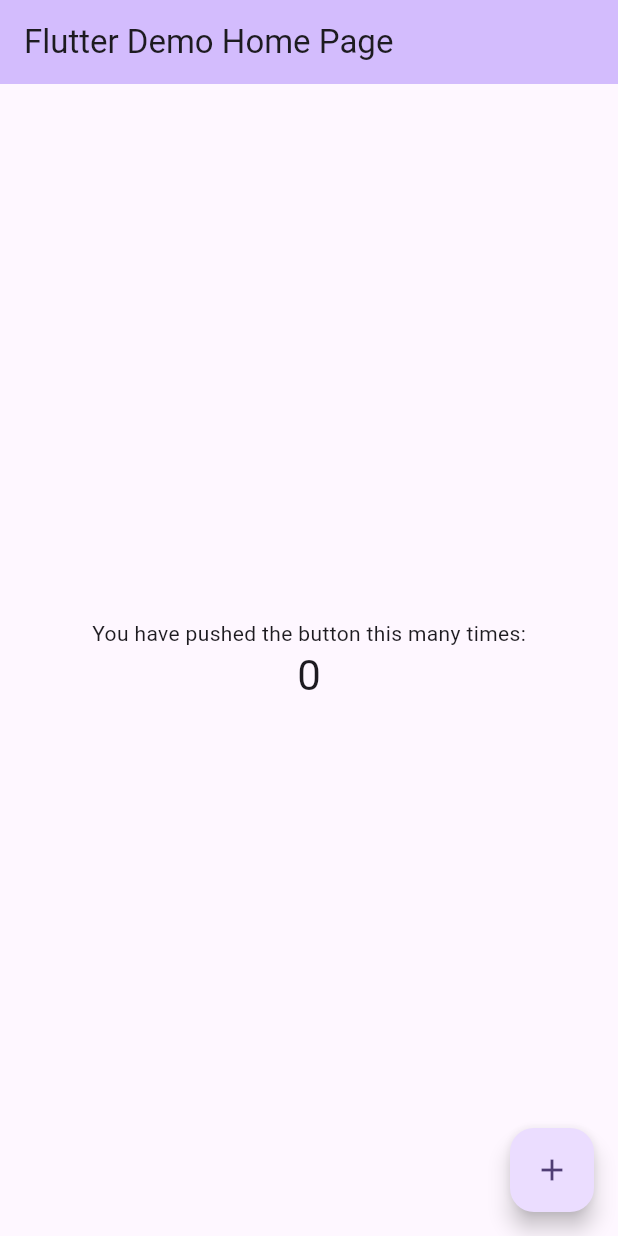
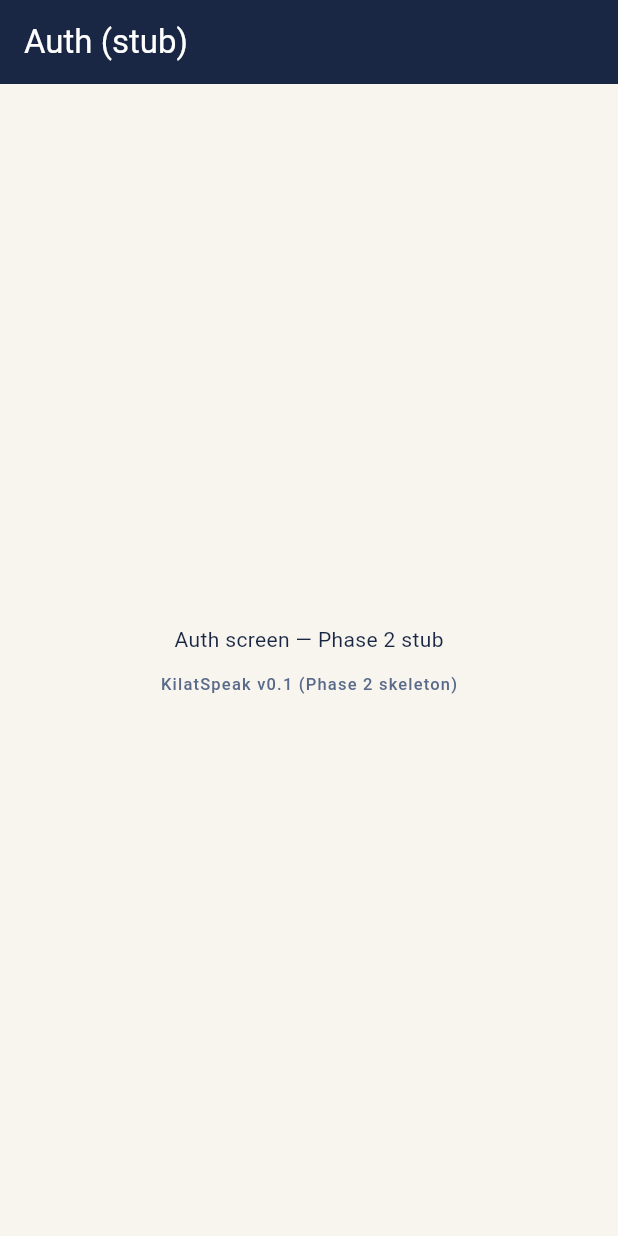
Before and after one commit to 9to5rayner/kilatspeak, a Flutter app: the screen it shows after launch, on a phone screen of 412 x 824 dp. Run offline on Flutter 3.47's test engine with Material 3 defaults, Android fonts, the phone set to English and light mode, and no system bars; our stand-ins replace flutter_riverpod, go_router.

Commit message:
Phase 2: theme, go_router skeleton, Riverpod smoke test

```diff
--- a/lib/main.dart
+++ b/lib/main.dart
@@ -1,122 +1,30 @@
 import 'package:flutter/material.dart';
+import 'package:flutter_riverpod/flutter_riverpod.dart';
+import 'package:go_router/go_router.dart';
+
+import 'theme/app_theme.dart';
+import 'router/app_router.dart';
 
 void main() {
-  runApp(const MyApp());
+  // ProviderScope must wrap the whole app for Riverpod providers to work
+  // anywhere in the widget tree below it.
+  runApp(const ProviderScope(child: KilatSpeakApp()));
 }
 
-class MyApp extends StatelessWidget {
-  const MyApp({super.key});
+/// Root widget. ConsumerWidget (not StatelessWidget) because it needs to
+/// read appRouterProvider via Riverpod's `ref`.
+class KilatSpeakApp extends ConsumerWidget {
+  const KilatSpeakApp({super.key});
 
-  // This widget is the root of your application.
   @override
-  Widget build(BuildContext context) {
-    return MaterialApp(
-      title: 'Flutter Demo',
-      theme: ThemeData(
-        // This is the theme of your application.
-        //
-        // TRY THIS: Try running your application with "flutter run". You'll see
-        // the application has a purple toolbar. Then, without quitting the app,
-        // try changing the seedColor in the colorScheme below to Colors.green
-        // and then invoke "hot reload" (save your changes or press the "hot
-        // reload" button in a Flutter-supported IDE, or press "r" if you used
-        // the command line to start the app).
-        //
-        // Notice that the counter didn't reset back to zero; the application
-        // state is not lost during the reload. To reset the state, use hot
-        // restart instead.
-        //
-        // This works for code too, not just values: Most code changes can be
-        // tested with just a hot reload.
-        colorScheme: .fromSeed(seedColor: Colors.deepPurple),
-      ),
-      home: const MyHomePage(title: 'Flutter Demo Home Page'),
+  Widget build(BuildContext context, WidgetRef ref) {
+    final router = ref.watch(appRouterProvider);
+
+    return MaterialApp.router(
+      title: 'KilatSpeak',
+      debugShowCheckedModeBanner: false,
+      theme: AppTheme.lightTheme,
+      routerConfig: router,
     );
   }
 }
-
-class MyHomePage extends StatefulWidget {
-  const MyHomePage({super.key, required this.title});
-
-  // This widget is the home page of your application. It is stateful, meaning
-  // that it has a State object (defined below) that contains fields that affect
-  // how it looks.
-
-  // This class is the configuration for the state. It holds the values (in this
-  // case the title) provided by the parent (in this case the App widget) and
-  // used by the build method of the State. Fields in a Widget subclass are
-  // always marked "final".
-
-  final String title;
-
-  @override
-  State<MyHomePage> createState() => _MyHomePageState();
-}
-
-class _MyHomePageState extends State<MyHomePage> {
-  int _counter = 0;
-
-  void _incrementCounter() {
-    setState(() {
-      // This call to setState tells the Flutter framework that something has
-      // changed in this State, which causes it to rerun the build method below
-      // so that the display can reflect the updated values. If we changed
-      // _counter without calling setState(), then the build method would not be
-      // called again, and so nothing would appear to happen.
-      _counter++;
-    });
-  }
-
-  @override
-  Widget build(BuildContext context) {
-    // This method is rerun every time setState is called, for instance as done
-    // by the _incrementCounter method above.
-    //
-    // The Flutter framework has been optimized to make rerunning build methods
-    // fast, so that you can just rebuild anything that needs updating rather
-    // than having to individually change instances of widgets.
-    return Scaffold(
-      appBar: AppBar(
-        // TRY THIS: Try changing the color here to a specific color (to
-        // Colors.amber, perhaps?) and trigger a hot reload to see the AppBar
-        // change color while the other colors stay the same.
-        backgroundColor: Theme.of(context).colorScheme.inversePrimary,
-        // Here we take the value from the MyHomePage object that was created by
-        // the App.build method, and use it to set our appbar title.
-        title: Text(widget.title),
-      ),
-      body: Center(
-        // Center is a layout widget. It takes a single child and positions it
-        // in the middle of the parent.
-        child: Column(
-          // Column is also a layout widget. It takes a list of children and
-          // arranges them vertically. By default, it sizes itself to fit its
-          // children horizontally, and tries to be as tall as its parent.
-          //
-          // Column has various properties to control how it sizes itself and
-          // how it positions its children. Here we use mainAxisAlignment to
-          // center the children vertically; the main axis here is the vertical
-          // axis because Columns are vertical (the cross axis would be
-          // horizontal).
-          //
-          // TRY THIS: Invoke "debug painting" (choose the "Toggle Debug Paint"
-          // action in the IDE, or press "p" in the console), to see the
-          // wireframe for each widget.
-          mainAxisAlignment: .center,
-          children: [
-            const Text('You have pushed the button this many times:'),
-            Text(
-              '$_counter',
-              style: Theme.of(context).textTheme.headlineMedium,
-            ),
-          ],
-        ),
-      ),
-      floatingActionButton: FloatingActionButton(
-        onPressed: _incrementCounter,
-        tooltip: 'Increment',
-        child: const Icon(Icons.add),
-      ),
-    );
-  }
-}
--- /dev/null
+++ b/lib/providers/app_info_provider.dart
@@ -0,0 +1,9 @@
+import 'package:flutter_riverpod/flutter_riverpod.dart';
+
+/// A trivial Riverpod provider used only to prove the pattern works
+/// end-to-end (provider defined -> read in a widget -> value displayed).
+///
+/// This will be deleted once real providers exist (Phase 3 onward,
+/// starting with an auth state provider). Its only job right now is to
+/// be something we can point at in Phase 2's smoke-test screen.
+final appVersionProvider = Provider<String>((ref) => 'KilatSpeak v0.1 (Phase 2 skeleton)');
--- /dev/null
+++ b/lib/router/app_router.dart
@@ -0,0 +1,63 @@
+import 'package:flutter_riverpod/flutter_riverpod.dart';
+import 'package:go_router/go_router.dart';
+
+import '../screens/auth_screen.dart';
+import '../screens/launch_screen.dart';
+import '../screens/room_screen.dart';
+import '../screens/contacts_screen.dart';
+import '../screens/recording_screen.dart';
+import '../screens/export_screen.dart';
+
+/// Route path constants — used instead of hardcoded strings everywhere,
+/// so a path typo becomes a compile error instead of a silent bug.
+class AppRoutes {
+  AppRoutes._();
+
+  static const auth = '/';
+  static const launch = '/launch';
+  static const room = '/room';
+  static const contacts = '/contacts';
+  static const recording = '/recording';
+  static const export = '/export';
+}
+
+/// The app's single GoRouter instance, exposed via Riverpod so screens
+/// can access navigation-related state later (e.g. redirect logic based
+/// on auth state) without passing the router down through constructors.
+///
+/// Phase 2: just wires up the six stub screens with simple named routes.
+/// Phase 3+ will add real navigation logic (auth-gated redirects, passing
+/// arguments like room codes / contact info between screens, and a
+/// StatefulShellRoute for the Chat/Contacts bottom nav — the Flutter
+/// equivalent of BottomNavHelper's FLAG_ACTIVITY_REORDER_TO_FRONT pattern).
+final appRouterProvider = Provider<GoRouter>((ref) {
+  return GoRouter(
+    initialLocation: AppRoutes.auth,
+    routes: [
+      GoRoute(
+        path: AppRoutes.auth,
+        builder: (context, state) => const AuthScreen(),
+      ),
+      GoRoute(
+        path: AppRoutes.launch,
+        builder: (context, state) => const LaunchScreen(),
+      ),
+      GoRoute(
+        path: AppRoutes.room,
+        builder: (context, state) => const RoomScreen(),
+      ),
+      GoRoute(
+        path: AppRoutes.contacts,
+        builder: (context, state) => const ContactsScreen(),
+      ),
+      GoRoute(
+        path: AppRoutes.recording,
+        builder: (context, state) => const RecordingScreen(),
+      ),
+      GoRoute(
+        path: AppRoutes.export,
+        builder: (context, state) => const ExportScreen(),
+      ),
+    ],
+  );
+});
--- /dev/null
+++ b/lib/screens/auth_screen.dart
@@ -0,0 +1,39 @@
+import 'package:flutter/material.dart';
+import 'package:flutter_riverpod/flutter_riverpod.dart';
+
+import '../providers/app_info_provider.dart';
+
+/// Placeholder for the Auth screen (Google Sign-In).
+/// Real logic will be added in Phase 3.
+///
+/// Phase 2: also serves as the smoke test for Riverpod — reads
+/// appVersionProvider and displays it, proving provider -> widget wiring
+/// works before we build anything real on top of it.
+class AuthScreen extends ConsumerWidget {
+  const AuthScreen({super.key});
+
+  @override
+  Widget build(BuildContext context, WidgetRef ref) {
+    final appVersion = ref.watch(appVersionProvider);
+
+    return Scaffold(
+      appBar: AppBar(title: const Text('Auth (stub)')),
+      body: Center(
+        child: Column(
+          mainAxisSize: MainAxisSize.min,
+          children: [
+            Text(
+              'Auth screen — Phase 2 stub',
+              style: Theme.of(context).textTheme.bodyMedium,
+            ),
+            const SizedBox(height: 12),
+            Text(
+              appVersion,
+              style: Theme.of(context).textTheme.labelSmall,
+            ),
+          ],
+        ),
+      ),
+    );
+  }
+}
--- /dev/null
+++ b/lib/theme/app_colors.dart
@@ -0,0 +1,33 @@
+import 'package:flutter/material.dart';
+
+/// Color palette ported directly from the original Kotlin app's colors.xml.
+/// Deep navy + warm gold, evoking printed scripture and reverence.
+class AppColors {
+  AppColors._();
+
+  // Primary palette
+  static const Color navyDeep = Color(0xFF1A2744);
+  static const Color navyMid = Color(0xFF243258);
+  static const Color navySurface = Color(0xFF2D3E6B);
+  static const Color goldPrimary = Color(0xFFC9A84C);
+  static const Color goldLight = Color(0xFFE8C96A);
+  static const Color goldPale = Color(0xFFF5E9C4);
+
+  // Incoming-message accent (partner's bubbles)
+  static const Color tealDeep = Color(0xFF2E6B5E);
+  static const Color lavenderPale = Color(0xFFE6E0F5);
+  static const Color lavenderStroke = Color(0xFFA893C9);
+
+  // Neutrals
+  static const Color creamBg = Color(0xFFF8F5EE);
+  static const Color creamCard = Color(0xFFFFFFFF);
+  static const Color textPrimary = Color(0xFF1A2744);
+  static const Color textSecondary = Color(0xFF5A6A8A);
+  static const Color textHint = Color(0xFF9AAAC0);
+  static const Color divider = Color(0xFFE4DDD0);
+
+  // Status
+  static const Color recordingRed = Color(0xFFE03B3B);
+  static const Color pausedAmber = Color(0xFFE09A2B);
+  static const Color successGreen = Color(0xFF2E7D52);
+}
--- /dev/null
+++ b/lib/theme/app_theme.dart
@@ -0,0 +1,70 @@
+import 'package:flutter/material.dart';
+import 'app_colors.dart';
+
+/// The overall Material theme for KilatSpeak, built from AppColors.
+/// Mirrors the intent of the original Theme.GroqTranscriber Android theme:
+/// navy app bars/buttons, cream backgrounds, gold accents, rounded cards.
+class AppTheme {
+  AppTheme._();
+
+  static ThemeData get lightTheme {
+    return ThemeData(
+      useMaterial3: true,
+      scaffoldBackgroundColor: AppColors.creamBg,
+      colorScheme: ColorScheme.fromSeed(
+        seedColor: AppColors.navyDeep,
+        primary: AppColors.navyDeep,
+        secondary: AppColors.goldPrimary,
+        surface: AppColors.creamCard,
+        error: AppColors.recordingRed,
+        brightness: Brightness.light,
+      ),
+      appBarTheme: const AppBarTheme(
+        backgroundColor: AppColors.navyDeep,
+        foregroundColor: AppColors.creamCard,
+        elevation: 0,
+        centerTitle: false,
+      ),
+      cardTheme: CardThemeData(
+        color: AppColors.creamCard,
+        elevation: 2,
+        shape: RoundedRectangleBorder(
+          borderRadius: BorderRadius.circular(12),
+        ),
+      ),
+      elevatedButtonTheme: ElevatedButtonThemeData(
+        style: ElevatedButton.styleFrom(
+          backgroundColor: AppColors.navyDeep,
+          foregroundColor: AppColors.creamCard,
+          shape: RoundedRectangleBorder(
+            borderRadius: BorderRadius.circular(10),
+          ),
+          padding: const EdgeInsets.symmetric(vertical: 14, horizontal: 20),
+        ),
+      ),
+      outlinedButtonTheme: OutlinedButtonThemeData(
+        style: OutlinedButton.styleFrom(
+          foregroundColor: AppColors.navyDeep,
+          side: const BorderSide(color: AppColors.navyDeep),
+          shape: RoundedRectangleBorder(
+            borderRadius: BorderRadius.circular(10),
+          ),
+        ),
+      ),
+      textTheme: const TextTheme(
+        headlineSmall: TextStyle(
+          color: AppColors.textPrimary,
+          fontWeight: FontWeight.bold,
+        ),
+        labelSmall: TextStyle(
+          color: AppColors.textSecondary,
+          letterSpacing: 0.8,
+        ),
+        bodyMedium: TextStyle(
+          color: AppColors.textPrimary,
+        ),
+      ),
+      dividerColor: AppColors.divider,
+    );
+  }
+}
--- a/pubspec.yaml
+++ b/pubspec.yaml
@@ -34,6 +34,8 @@ dependencies:
   # The following adds the Cupertino Icons font to your application.
   # Use with the CupertinoIcons class for iOS style icons.
   cupertino_icons: ^1.0.8
+  flutter_riverpod: ^3.3.2
+  go_router: ^17.3.0
 
 dev_dependencies:
   flutter_test:
```
Also changed, not shown: lib/screens/contacts_screen.dart (added, +20 -0 lines), lib/screens/export_screen.dart (added, +20 -0 lines), lib/screens/launch_screen.dart (added, +20 -0 lines), lib/screens/recording_screen.dart (added, +20 -0 lines), lib/screens/room_screen.dart (added, +20 -0 lines), pubspec.lock, 3 other files.
